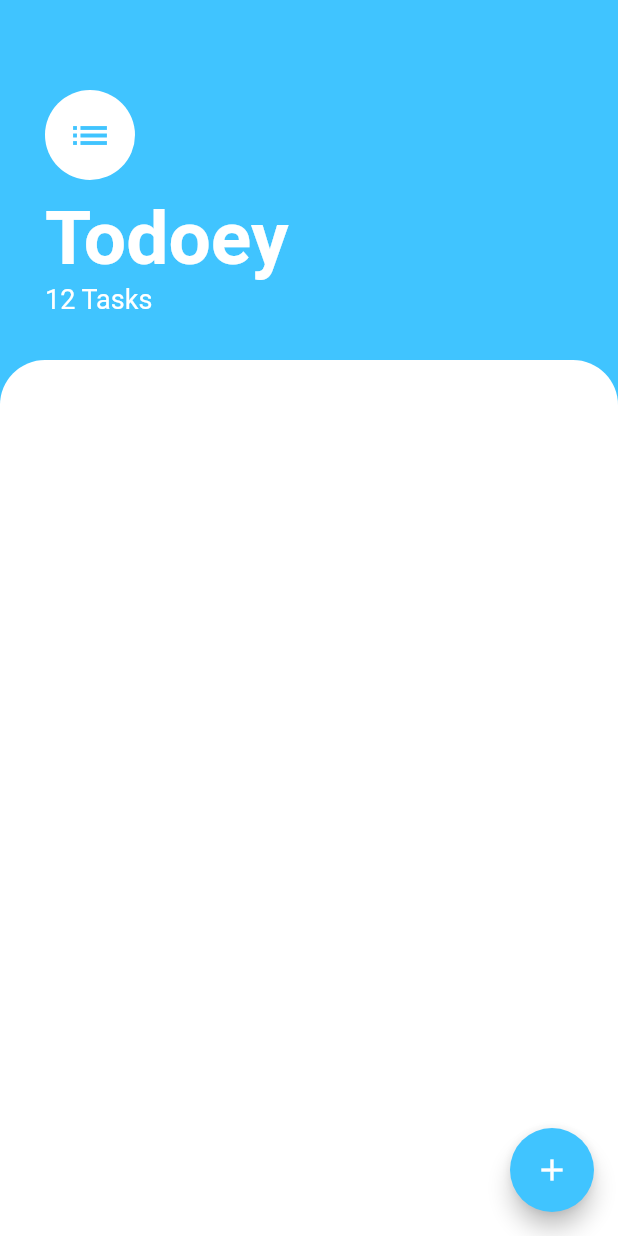
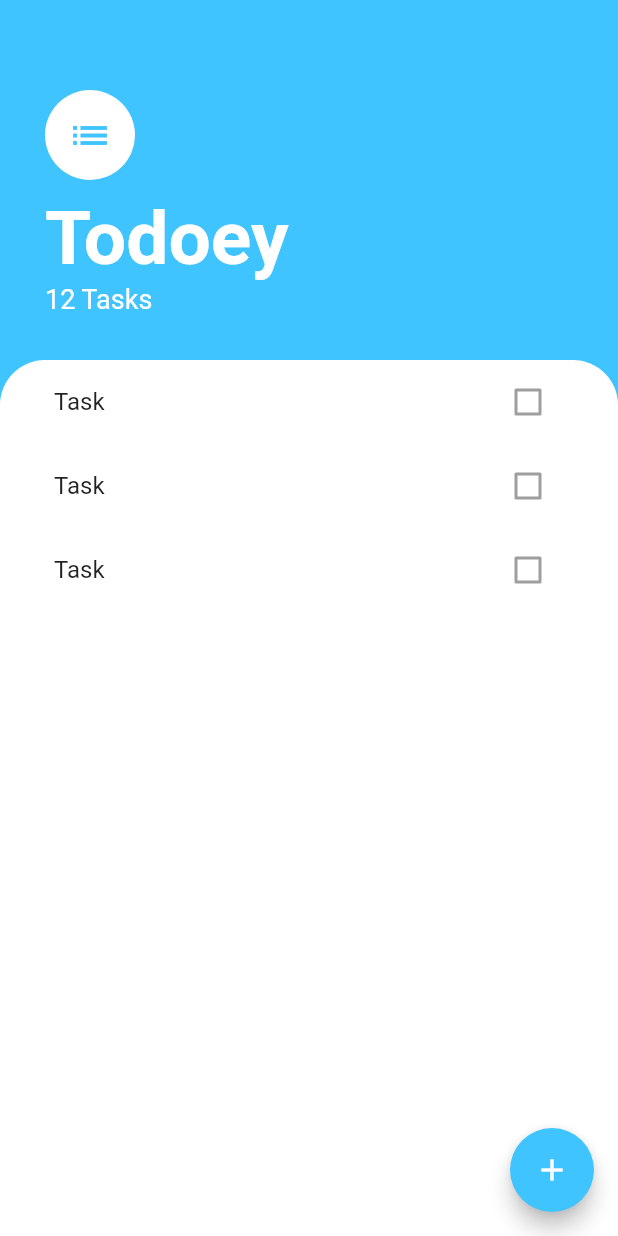
Before and after one commit to JaysonBH/todoey-checklist-flutter, a Flutter app: the screen it shows after launch, on a phone screen of 412 x 824 dp. Run offline on Flutter 3.47's test engine with Material 2 defaults, Android fonts, the phone set to English and light mode, and no system bars.

Commit message:
Add ListView with TaskTiles

```diff
--- a/lib/screens/tasks_screen.dart
+++ b/lib/screens/tasks_screen.dart
@@ -1,4 +1,5 @@
 import 'package:flutter/material.dart';
+import '../widgets/tasks_list.dart';
 
 class TasksScreen extends StatelessWidget {
   @override
@@ -52,12 +53,14 @@ class TasksScreen extends StatelessWidget {
           ),
           Expanded(
             child: Container(
+              padding: EdgeInsets.symmetric(horizontal: 20.0),
               decoration: BoxDecoration(
                 color: Colors.white,
                 borderRadius: BorderRadius.only(
                     topLeft: Radius.circular(30.0),
                     topRight: Radius.circular(30.0)),
               ),
+              child: TasksList(),
             ),
           ),
         ],
--- /dev/null
+++ b/lib/widgets/task_tile.dart
@@ -0,0 +1,11 @@
+import 'package:flutter/material.dart';
+
+class TaskTile extends StatelessWidget {
+  @override
+  Widget build(BuildContext context) {
+    return ListTile(
+      title: Text('Task'),
+      trailing: Checkbox(value: false),
+    );
+  }
+}
--- /dev/null
+++ b/lib/widgets/tasks_list.dart
@@ -0,0 +1,15 @@
+import 'package:flutter/material.dart';
+import 'task_tile.dart';
+
+class TasksList extends StatelessWidget {
+  @override
+  Widget build(BuildContext context) {
+    return ListView(
+      children: <Widget>[
+        TaskTile(),
+        TaskTile(),
+        TaskTile(),
+      ],
+    );
+  }
+}
```
